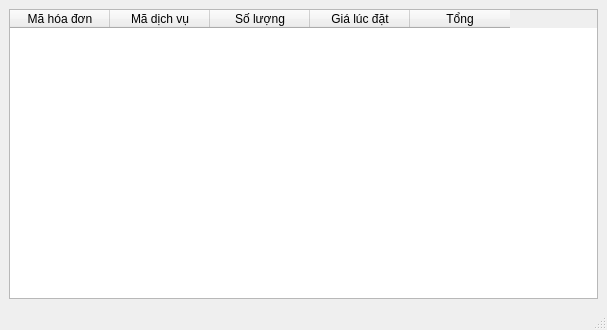
Old version of the form view/hoadon/chitiet_hoadon.ui in the repository loimaxto/DoAnPython.
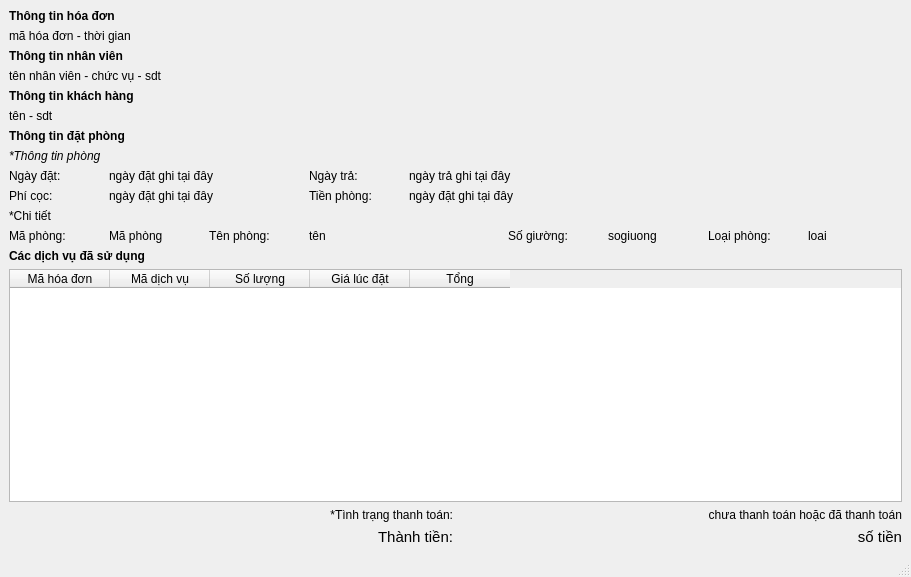
New version of the form.

Commit message: sửa form chi tiết hóa đơn

Patch:
```diff
--- a/view/hoadon/chitiet_hoadon.ui
+++ b/view/hoadon/chitiet_hoadon.ui
@@ -6,8 +6,8 @@
    <rect>
     <x>0</x>
     <y>0</y>
-    <width>607</width>
-    <height>330</height>
+    <width>911</width>
+    <height>577</height>
    </rect>
   </property>
   <property name="windowTitle">
@@ -16,33 +16,332 @@
   <widget class="QWidget" name="centralwidget">
    <layout class="QHBoxLayout" name="horizontalLayout">
     <item>
-     <widget class="QTableWidget" name="dis_pla">
-      <column>
-       <property name="text">
-        <string>Mã hóa đơn</string>
-       </property>
-      </column>
-      <column>
-       <property name="text">
-        <string>Mã dịch vụ</string>
-       </property>
-      </column>
-      <column>
-       <property name="text">
-        <string>Số lượng</string>
-       </property>
-      </column>
-      <column>
-       <property name="text">
-        <string>Giá lúc đặt</string>
-       </property>
-      </column>
-      <column>
-       <property name="text">
-        <string>Tổng</string>
-       </property>
-      </column>
-     </widget>
+     <layout class="QVBoxLayout" name="verticalLayout_5">
+      <item>
+       <layout class="QVBoxLayout" name="verticalLayout">
+        <item>
+         <widget class="QLabel" name="label">
+          <property name="font">
+           <font>
+            <weight>75</weight>
+            <italic>false</italic>
+            <bold>true</bold>
+            <underline>false</underline>
+            <strikeout>false</strikeout>
+            <kerning>true</kerning>
+           </font>
+          </property>
+          <property name="text">
+           <string>Thông tin hóa đơn</string>
+          </property>
+         </widget>
+        </item>
+        <item>
+         <widget class="QLabel" name="in4_hoadon">
+          <property name="text">
+           <string>mã hóa đơn - thời gian</string>
+          </property>
+         </widget>
+        </item>
+       </layout>
+      </item>
+      <item>
+       <layout class="QVBoxLayout" name="verticalLayout_2">
+        <item>
+         <widget class="QLabel" name="label_4">
+          <property name="font">
+           <font>
+            <weight>75</weight>
+            <bold>true</bold>
+           </font>
+          </property>
+          <property name="text">
+           <string>Thông tin nhân viên</string>
+          </property>
+         </widget>
+        </item>
+        <item>
+         <widget class="QLabel" name="in4_nhanvien">
+          <property name="text">
+           <string>tên nhân viên - chức vụ - sdt</string>
+          </property>
+         </widget>
+        </item>
+       </layout>
+      </item>
+      <item>
+       <layout class="QVBoxLayout" name="verticalLayout_3">
+        <item>
+         <widget class="QLabel" name="label_3">
+          <property name="font">
+           <font>
+            <weight>75</weight>
+            <bold>true</bold>
+           </font>
+          </property>
+          <property name="text">
+           <string>Thông tin khách hàng</string>
+          </property>
+         </widget>
+        </item>
+        <item>
+         <widget class="QLabel" name="in4_khachhang">
+          <property name="text">
+           <string>tên - sdt</string>
+          </property>
+         </widget>
+        </item>
+       </layout>
+      </item>
+      <item>
+       <layout class="QGridLayout" name="gridLayout">
+        <item row="0" column="0" colspan="2">
+         <widget class="QLabel" name="label_2">
+          <property name="font">
+           <font>
+            <weight>75</weight>
+            <bold>true</bold>
+           </font>
+          </property>
+          <property name="text">
+           <string>Thông tin đặt phòng</string>
+          </property>
+         </widget>
+        </item>
+        <item row="1" column="0" colspan="2">
+         <widget class="QLabel" name="label_5">
+          <property name="font">
+           <font>
+            <italic>true</italic>
+           </font>
+          </property>
+          <property name="text">
+           <string>*Thông tin phòng</string>
+          </property>
+         </widget>
+        </item>
+        <item row="2" column="0">
+         <widget class="QLabel" name="label_6">
+          <property name="text">
+           <string>Ngày đặt:</string>
+          </property>
+         </widget>
+        </item>
+        <item row="2" column="1" colspan="2">
+         <widget class="QLabel" name="ngaydatphong">
+          <property name="text">
+           <string>ngày đặt ghi tại đây</string>
+          </property>
+         </widget>
+        </item>
+        <item row="2" column="3">
+         <widget class="QLabel" name="label_8">
+          <property name="text">
+           <string>Ngày trả:</string>
+          </property>
+         </widget>
+        </item>
+        <item row="2" column="4" colspan="2">
+         <widget class="QLabel" name="ngaytraphong">
+          <property name="text">
+           <string>ngày trả ghi tại đây</string>
+          </property>
+         </widget>
+        </item>
+        <item row="3" column="0">
+         <widget class="QLabel" name="label_7">
+          <property name="text">
+           <string>Phí cọc:</string>
+          </property>
+         </widget>
+        </item>
+        <item row="3" column="1" colspan="2">
+         <widget class="QLabel" name="phicoc">
+          <property name="text">
+           <string>ngày đặt ghi tại đây</string>
+          </property>
+         </widget>
+        </item>
+        <item row="4" column="0">
+         <widget class="QLabel" name="label_10">
+          <property name="text">
+           <string>*Chi tiết</string>
+          </property>
+         </widget>
+        </item>
+        <item row="5" column="0">
+         <widget class="QLabel" name="label_11">
+          <property name="text">
+           <string>Mã phòng:</string>
+          </property>
+         </widget>
+        </item>
+        <item row="5" column="1">
+         <widget class="QLabel" name="maphong">
+          <property name="text">
+           <string>Mã phòng</string>
+          </property>
+         </widget>
+        </item>
+        <item row="5" column="2">
+         <widget class="QLabel" name="label_12">
+          <property name="text">
+           <string>Tên phòng:</string>
+          </property>
+         </widget>
+        </item>
+        <item row="5" column="3">
+         <widget class="QLabel" name="tenphong">
+          <property name="text">
+           <string>tên</string>
+          </property>
+         </widget>
+        </item>
+        <item row="5" column="5">
+         <widget class="QLabel" name="label_13">
+          <property name="text">
+           <string>Số giường:</string>
+          </property>
+         </widget>
+        </item>
+        <item row="5" column="6">
+         <widget class="QLabel" name="sogiuong">
+          <property name="text">
+           <string>sogiuong</string>
+          </property>
+         </widget>
+        </item>
+        <item row="5" column="7">
+         <widget class="QLabel" name="label_14">
+          <property name="text">
+           <string>Loại phòng:</string>
+          </property>
+         </widget>
+        </item>
+        <item row="5" column="8">
+         <widget class="QLabel" name="loaiphong">
+          <property name="text">
+           <string>loai</string>
+          </property>
+         </widget>
+        </item>
+        <item row="3" column="3">
+         <widget class="QLabel" name="label_9">
+          <property name="text">
+           <string>Tiền phòng:</string>
+          </property>
+         </widget>
+        </item>
+        <item row="3" column="4" colspan="2">
+         <widget class="QLabel" name="tienphong">
+          <property name="text">
+           <string>ngày đặt ghi tại đây</string>
+          </property>
+         </widget>
+        </item>
+       </layout>
+      </item>
+      <item>
+       <layout class="QVBoxLayout" name="verticalLayout_4">
+        <item>
+         <widget class="QLabel" name="label_15">
+          <property name="font">
+           <font>
+            <weight>75</weight>
+            <bold>true</bold>
+           </font>
+          </property>
+          <property name="text">
+           <string>Các dịch vụ đã sử dụng</string>
+          </property>
+         </widget>
+        </item>
+        <item>
+         <widget class="QTableWidget" name="dis_pla">
+          <column>
+           <property name="text">
+            <string>Mã hóa đơn</string>
+           </property>
+          </column>
+          <column>
+           <property name="text">
+            <string>Mã dịch vụ</string>
+           </property>
+          </column>
+          <column>
+           <property name="text">
+            <string>Số lượng</string>
+           </property>
+          </column>
+          <column>
+           <property name="text">
+            <string>Giá lúc đặt</string>
+           </property>
+          </column>
+          <column>
+           <property name="text">
+            <string>Tổng</string>
+           </property>
+          </column>
+         </widget>
+        </item>
+       </layout>
+      </item>
+      <item>
+       <layout class="QGridLayout" name="gridLayout_2">
+        <item row="0" column="0">
+         <widget class="QLabel" name="label_16">
+          <property name="text">
+           <string>*Tình trạng thanh toán:</string>
+          </property>
+          <property name="alignment">
+           <set>Qt::AlignRight|Qt::AlignTrailing|Qt::AlignVCenter</set>
+          </property>
+         </widget>
+        </item>
+        <item row="0" column="1">
+         <widget class="QLabel" name="tinhtrangthanhtoan">
+          <property name="text">
+           <string>chưa thanh toán hoặc đã thanh toán</string>
+          </property>
+          <property name="alignment">
+           <set>Qt::AlignRight|Qt::AlignTrailing|Qt::AlignVCenter</set>
+          </property>
+         </widget>
+        </item>
+        <item row="1" column="0">
+         <widget class="QLabel" name="label_18">
+          <property name="font">
+           <font>
+            <pointsize>11</pointsize>
+           </font>
+          </property>
+          <property name="text">
+           <string>Thành tiền:</string>
+          </property>
+          <property name="alignment">
+           <set>Qt::AlignRight|Qt::AlignTrailing|Qt::AlignVCenter</set>
+          </property>
+         </widget>
+        </item>
+        <item row="1" column="1">
+         <widget class="QLabel" name="thanhtien">
+          <property name="font">
+           <font>
+            <pointsize>11</pointsize>
+           </font>
+          </property>
+          <property name="text">
+           <string>số tiền</string>
+          </property>
+          <property name="alignment">
+           <set>Qt::AlignRight|Qt::AlignTrailing|Qt::AlignVCenter</set>
+          </property>
+         </widget>
+        </item>
+       </layout>
+      </item>
+     </layout>
     </item>
    </layout>
   </widget>
```
Left out of the diff: 2 changed lines with no effect on the pictures. The commit also changes 2 other files.
